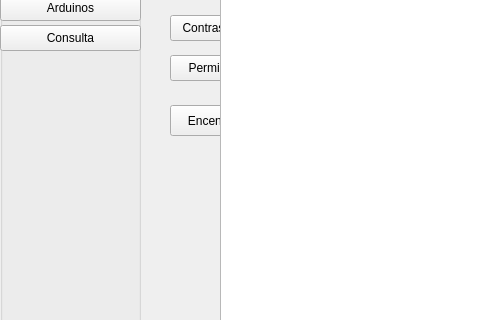
Before: the Qt Designer form ClientApp/menuwindow.ui in jpvindas11/LosM-sFritos_Arduinos, drawn with Qt 5; both pictures show x 0 to 480 and y 125 to 445 of the 800 by 580 pixel window.
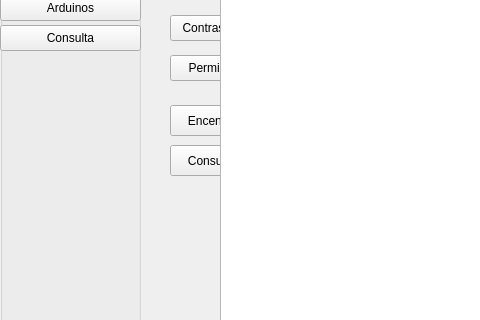
After: the same form once the commit is applied.

```diff
--- a/ClientApp/menuwindow.ui
+++ b/ClientApp/menuwindow.ui
@@ -219,6 +219,32 @@
      </rect>
     </property>
    </widget>
+   <widget class="QPushButton" name="b_consultar">
+    <property name="geometry">
+     <rect>
+      <x>170</x>
+      <y>270</y>
+      <width>87</width>
+      <height>31</height>
+     </rect>
+    </property>
+    <property name="text">
+     <string>Consultar</string>
+    </property>
+   </widget>
+   <zorder>b_consultar</zorder>
+   <zorder>main_label</zorder>
+   <zorder>groupBox</zorder>
+   <zorder>b_cerrarSesion</zorder>
+   <zorder>user_add</zorder>
+   <zorder>user_delete</zorder>
+   <zorder>user_list</zorder>
+   <zorder>user_change_pass</zorder>
+   <zorder>user_change_rank</zorder>
+   <zorder>label_cambios</zorder>
+   <zorder>arduino_list</zorder>
+   <zorder>arduino_turn</zorder>
+   <zorder>data_list</zorder>
   </widget>
   <widget class="QMenuBar" name="menubar">
    <property name="geometry">
```
Left out of the diff: 2 changed lines with no effect on the pictures.
